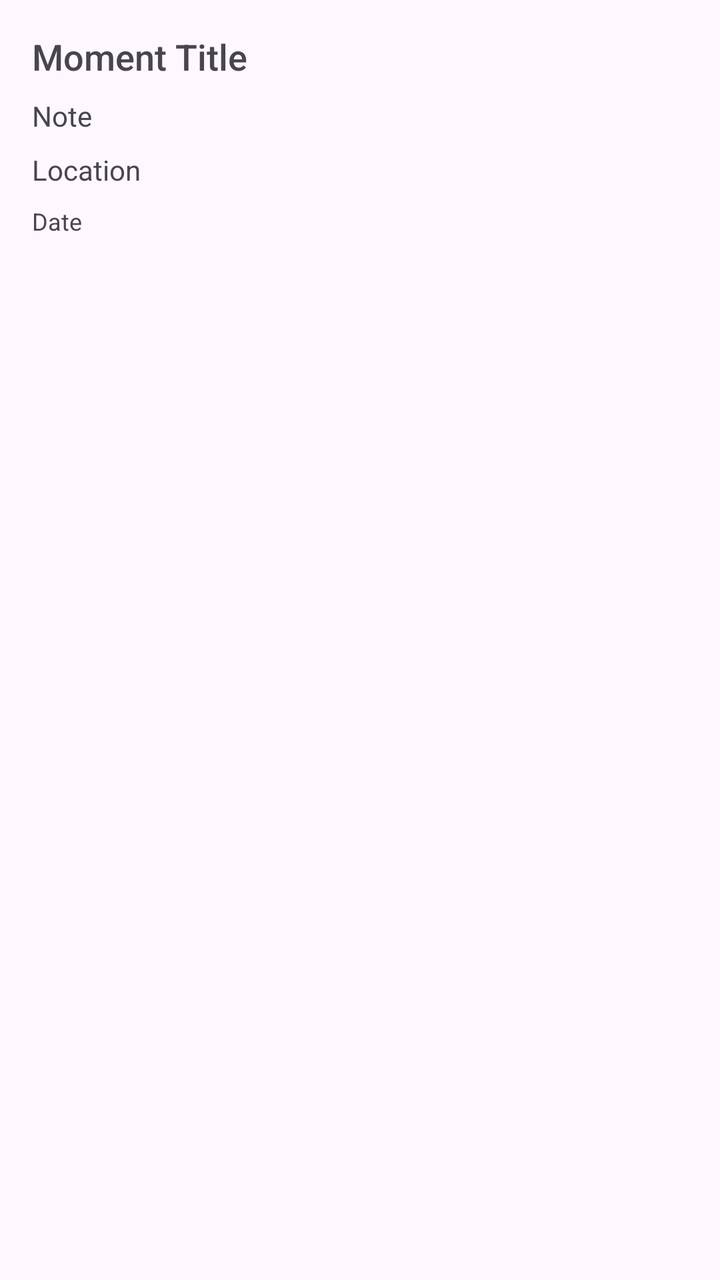
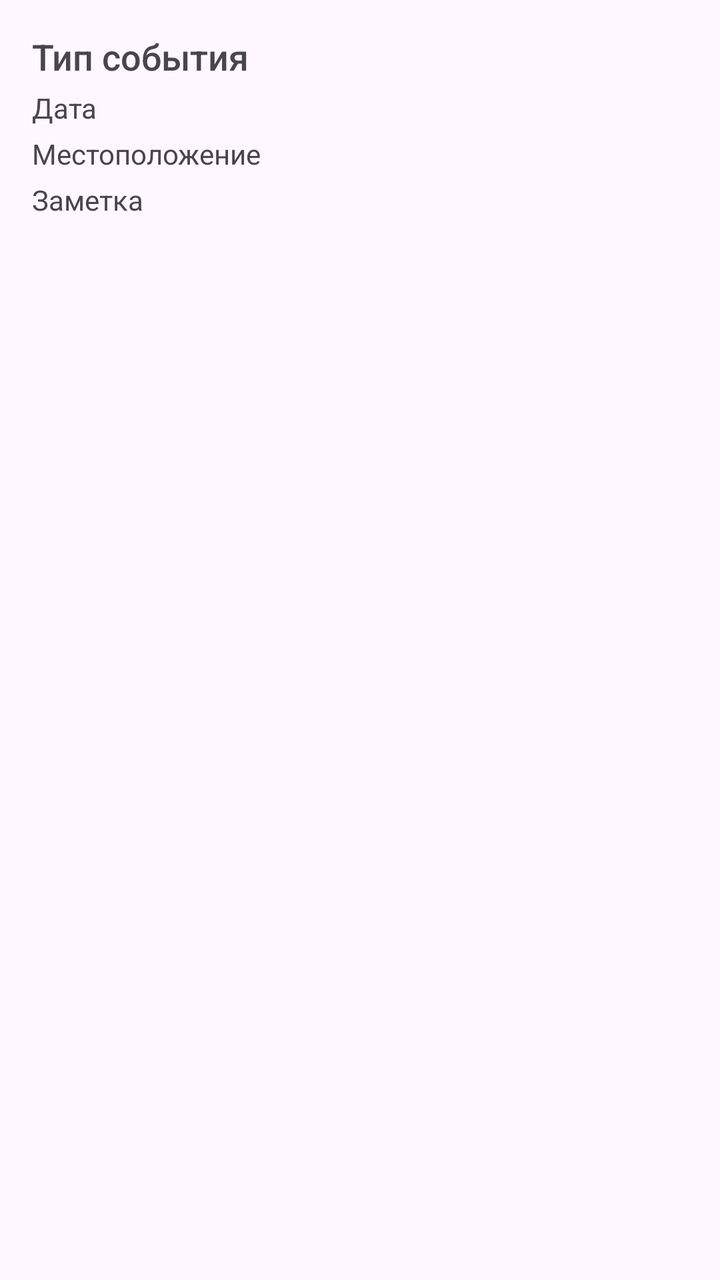

Compare the two renders of this Android layout. The source of the first and the diff that turns it into the second are given below.
<!-- AndroidManifest.xml: application theme Theme.DiaryApp -->
<!-- res/layout/item_moment.xml -->
<LinearLayout xmlns:android="http://schemas.android.com/apk/res/android"
    android:layout_width="match_parent"
    android:layout_height="wrap_content"
    android:orientation="vertical"
    android:padding="16dp">

    
    <TextView
        android:id="@+id/title"
        android:layout_width="wrap_content"
        android:layout_height="wrap_content"
        android:text="Moment Title"
        android:textSize="18sp"
        android:fontFamily="sans-serif-medium"/>

    
    <TextView
        android:id="@+id/note"
        android:layout_width="wrap_content"
        android:layout_height="wrap_content"
        android:text="Note"
        android:textSize="14sp"
        android:layout_marginTop="8dp"/>

    
    <TextView
        android:id="@+id/location"
        android:layout_width="wrap_content"
        android:layout_height="wrap_content"
        android:text="Location"
        android:textSize="14sp"
        android:layout_marginTop="8dp"/>

    
    <TextView
        android:id="@+id/date"
        android:layout_width="wrap_content"
        android:layout_height="wrap_content"
        android:text="Date"
        android:textSize="12sp"
        android:layout_marginTop="8dp"/>
</LinearLayout>
<!-- resources referenced by this layout -->
<resources>
  <style name="Theme.DiaryApp" parent="Theme.Material3.DayNight.NoActionBar">
          <item name="colorPrimary">@color/colorPrimary</item>
          <item name="colorPrimaryVariant">@color/colorPrimaryVariant</item>
          <item name="colorSecondary">@color/colorSecondary</item>
          <item name="colorSecondaryVariant">@color/colorSecondaryVariant</item>
          <item name="android:statusBarColor" tools:targetApi="l">@color/colorPrimaryVariant</item>
      </style>
  <color name="colorPrimary">#6200EE</color>
  <color name="colorPrimaryVariant">#3700B3</color>
  <color name="colorSecondary">#03DAC5</color>
  <color name="colorSecondaryVariant">#018786</color>
</resources>

<!-- the commit's change to res/layout/item_moment.xml (unified diff, before → after) -->
@@ -6,37 +6,38 @@
 
     
     <TextView
-        android:id="@+id/title"
+        android:id="@+id/type"
         android:layout_width="wrap_content"
         android:layout_height="wrap_content"
-        android:text="Moment Title"
+        android:text="Тип события"
         android:textSize="18sp"
-        android:fontFamily="sans-serif-medium"/>
+        android:fontFamily="sans-serif-medium" />
+
+    
+    <TextView
+        android:id="@+id/date"
+        android:layout_width="wrap_content"
+        android:layout_height="wrap_content"
+        android:text="Дата"
+        android:textSize="14sp"
+        android:layout_marginTop="4dp" />
+
+    
+    <TextView
+        android:id="@+id/location"
+        android:layout_width="wrap_content"
+        android:layout_height="wrap_content"
+        android:text="Местоположение"
+        android:textSize="14sp"
+        android:layout_marginTop="4dp" />
 
     
     <TextView
         android:id="@+id/note"
         android:layout_width="wrap_content"
         android:layout_height="wrap_content"
-        android:text="Note"
+        android:text="Заметка"
         android:textSize="14sp"
-        android:layout_marginTop="8dp"/>
+        android:layout_marginTop="4dp" />
 
-    
-    <TextView
-        android:id="@+id/location"
-        android:layout_width="wrap_content"
-        android:layout_height="wrap_content"
-        android:text="Location"
-        android:textSize="14sp"
-        android:layout_marginTop="8dp"/>
-
-    
-    <TextView
-        android:id="@+id/date"
-        android:layout_width="wrap_content"
-        android:layout_height="wrap_content"
-        android:text="Date"
-        android:textSize="12sp"
-        android:layout_marginTop="8dp"/>
 </LinearLayout>
